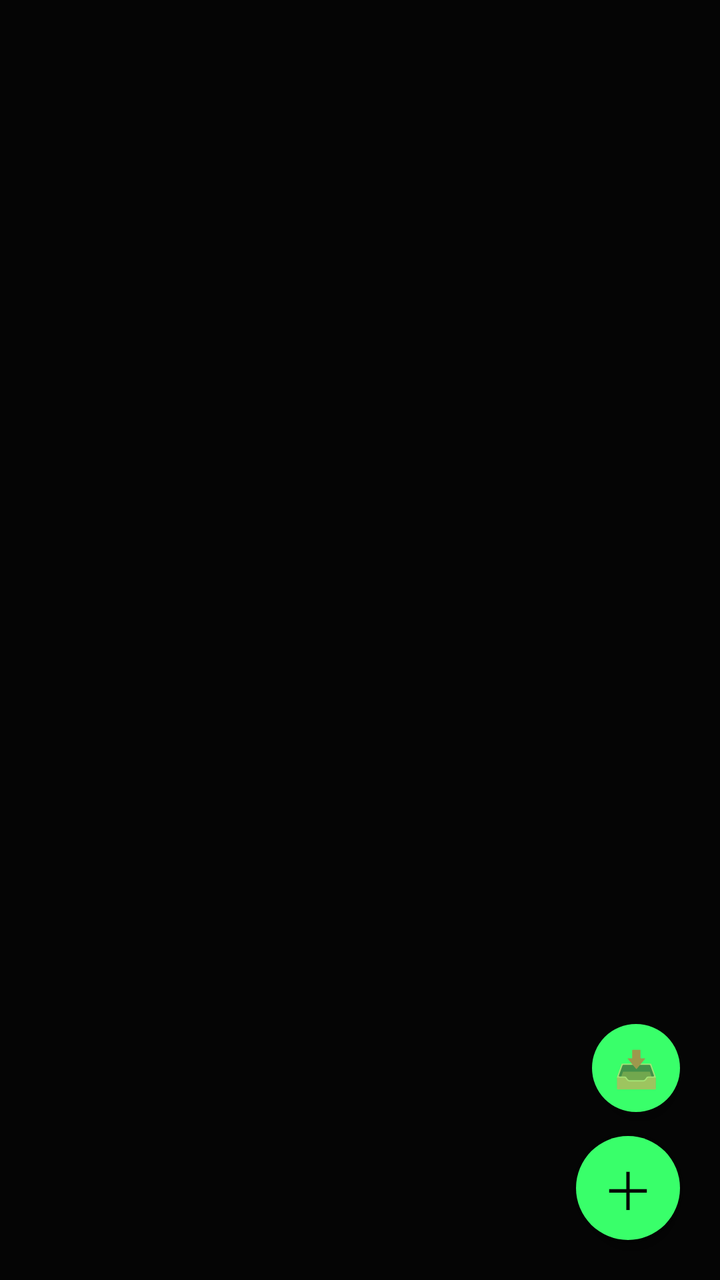
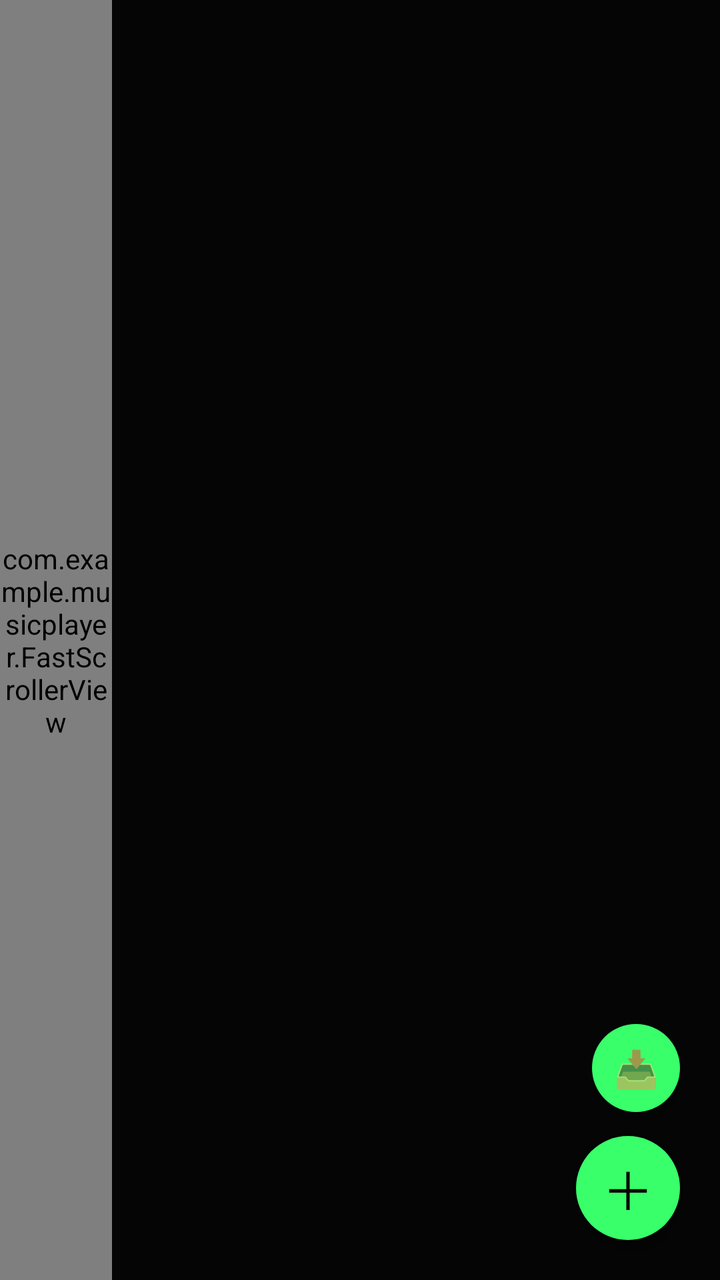

Before-and-after screenshots of an Android layout around one commit, followed by the original layout XML and the change that was made.
<!-- AndroidManifest.xml: application theme Theme.MusicPlayer -->
<!-- res/layout/fragment_playlists.xml -->
<?xml version="1.0" encoding="utf-8"?>
<FrameLayout xmlns:android="http://schemas.android.com/apk/res/android"
    xmlns:tools="http://schemas.android.com/tools"
    android:layout_width="match_parent"
    android:layout_height="match_parent"
    android:background="@color/md_bg">

    <LinearLayout
        android:layout_width="match_parent"
        android:layout_height="match_parent"
        android:orientation="vertical">

        <androidx.recyclerview.widget.RecyclerView
            android:id="@+id/recyclerView"
            android:layout_width="match_parent"
            android:layout_height="0dp"
            android:layout_weight="1"
            android:clipToPadding="false"
            android:paddingBottom="80dp" />

    </LinearLayout>

    <TextView
        android:id="@+id/emptyText"
        android:layout_width="wrap_content"
        android:layout_height="wrap_content"
        android:layout_gravity="center"
        android:gravity="center"
        android:fontFamily="monospace"
        android:textColor="@color/terminal_dim"
        android:textSize="14sp"
        android:visibility="gone" />

    
    <TextView
        android:id="@+id/importPlaylistFab"
        android:layout_width="44dp"
        android:layout_height="44dp"
        android:layout_gravity="bottom|end"
        android:layout_marginEnd="20dp"
        android:layout_marginBottom="84dp"
        android:gravity="center"
        android:text="📥"
        android:textSize="18sp"
        android:background="@drawable/fab_background"
        android:elevation="6dp"
        android:clickable="true"
        android:focusable="true"
        android:contentDescription="Import M3U playlist" />

    
    <TextView
        android:id="@+id/createPlaylistFab"
        android:layout_width="52dp"
        android:layout_height="52dp"
        android:layout_gravity="bottom|end"
        android:layout_marginEnd="20dp"
        android:layout_marginBottom="20dp"
        android:gravity="center"
        android:text="＋"
        android:textSize="26sp"
        android:textColor="@color/md_bg"
        android:background="@drawable/fab_background"
        android:elevation="6dp"
        android:clickable="true"
        android:focusable="true" />

</FrameLayout>
<!-- resources referenced by this layout -->
<resources>
  <color name="md_bg">#050505</color>
  <color name="terminal_dim">#444444</color>
  <!-- drawable fab_background (drawable) -->
  <?xml version="1.0" encoding="utf-8"?>
  <shape xmlns:android="http://schemas.android.com/apk/res/android"
      android:shape="oval">
      <solid android:color="@color/md_accent" />
  </shape>
  <style name="Theme.MusicPlayer" parent="Theme.MaterialComponents.DayNight.NoActionBar">
          <item name="colorPrimary">@color/md_primary</item>
          <item name="colorPrimaryVariant">@color/md_primary_dark</item>
          <item name="colorOnPrimary">@color/text_primary</item>
          <item name="colorSecondary">@color/md_accent</item>
          <item name="colorSecondaryVariant">@color/md_accent</item>
          <item name="colorOnSecondary">@color/black</item>
          <item name="android:colorBackground">@color/md_bg</item>
          <item name="android:statusBarColor" tools:targetApi="l">@color/md_primary_dark</item>
          <item name="android:windowLightStatusBar" tools:targetApi="m">false</item>
          <item name="colorControlActivated">@color/md_accent</item>
          <item name="colorControlHighlight">@color/md_accent</item>
      </style>
  <color name="md_accent">#39FF6A</color>
  <color name="md_primary">#050505</color>
  <color name="md_primary_dark">#050505</color>
  <color name="text_primary">#F2F2F2</color>
  <color name="black">#FF000000</color>
</resources>

<!-- the commit's change to res/layout/fragment_playlists.xml (unified diff, before → after) -->
@@ -10,13 +10,26 @@
         android:layout_height="match_parent"
         android:orientation="vertical">
 
-        <androidx.recyclerview.widget.RecyclerView
-            android:id="@+id/recyclerView"
+        
+        <FrameLayout
             android:layout_width="match_parent"
             android:layout_height="0dp"
-            android:layout_weight="1"
-            android:clipToPadding="false"
-            android:paddingBottom="80dp" />
+            android:layout_weight="1">
+
+            <androidx.recyclerview.widget.RecyclerView
+                android:id="@+id/recyclerView"
+                android:layout_width="match_parent"
+                android:layout_height="match_parent"
+                android:clipToPadding="false"
+                android:paddingStart="20dp"
+                android:paddingBottom="80dp" />
+
+            <com.example.musicplayer.FastScrollerView
+                android:id="@+id/fastScroller"
+                android:layout_width="56dp"
+                android:layout_height="match_parent"
+                android:layout_gravity="start" />
+        </FrameLayout>
 
     </LinearLayout>
 
